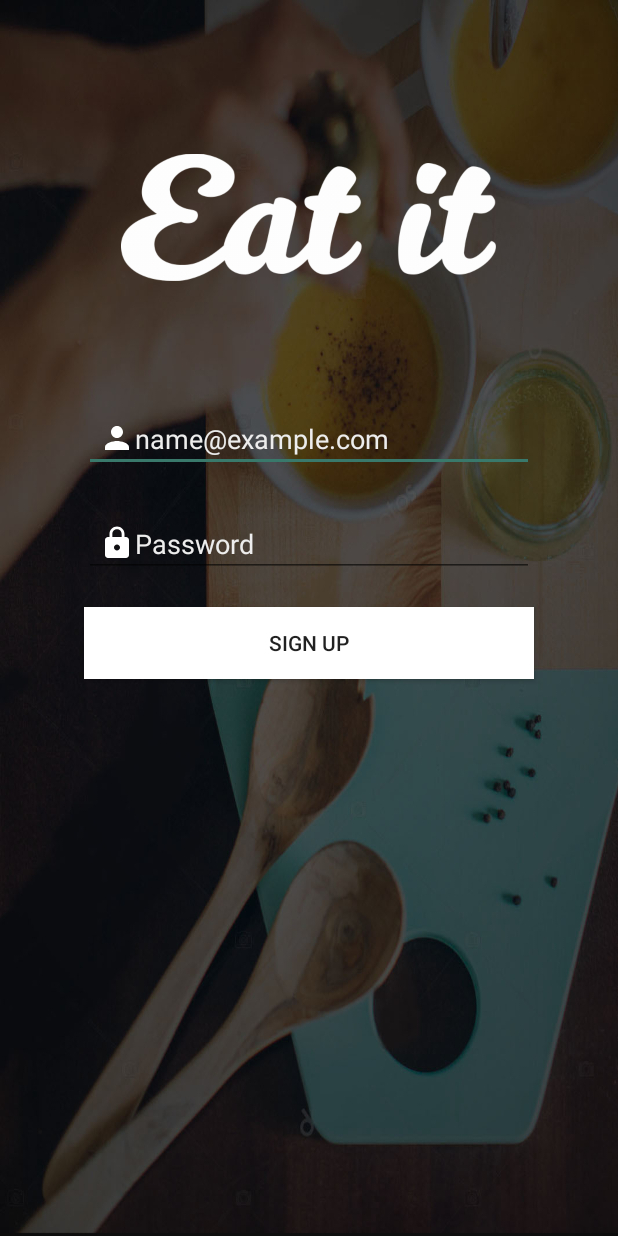
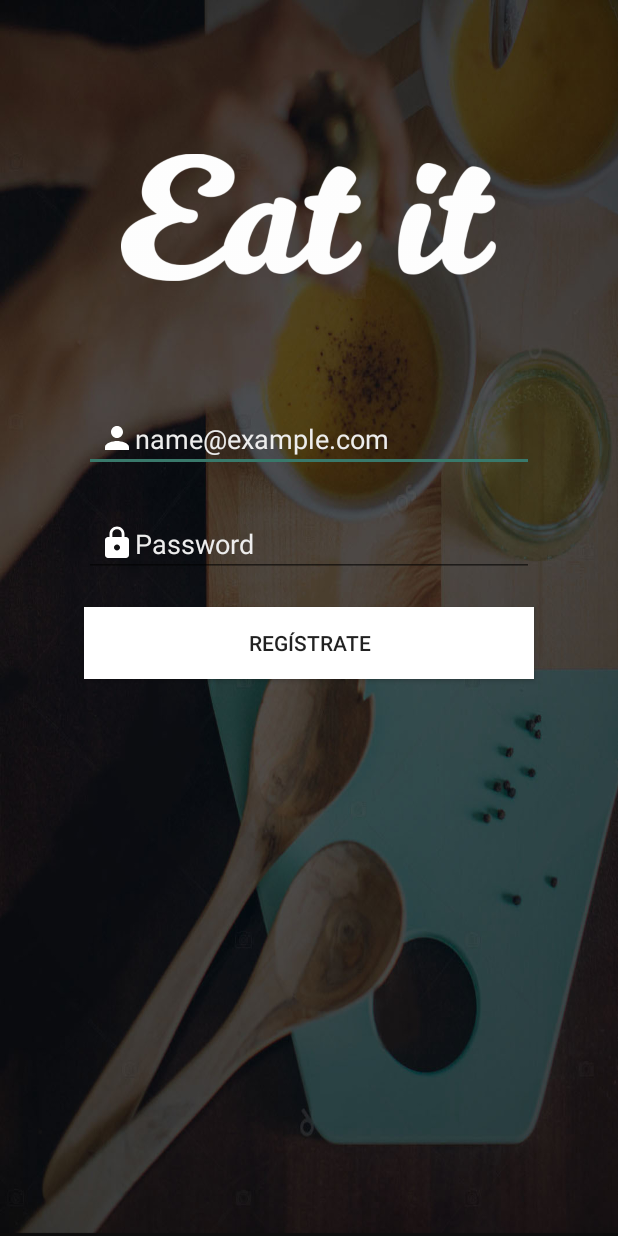
Before and after one commit to joseluisrayo/MyRestauranteV4, an Android app: the SingUpActivity screen opened directly, with no data from a screen before it, on a phone screen of 412 x 824 dp. Run offline under Robolectric (Android 15) with nearby library versions, the phone set to English and light mode, and no system bars; our stand-ins replace Firebase (no records; nobody signed in at launch, a user with empty details on screens opened directly); libraries missing offline, so code that uses them is left out: com.facebook, com.facebook.login; plain views replace LoginButton; 1 statement that could not run was skipped.

Commit message:
Se implemento el mvp para el registro de usuario v3

```diff
--- a/app/src/main/java/com/example/joserayo/myrestaurantev3/Interfaces/LoginInterfaces.java
+++ b/app/src/main/java/com/example/joserayo/myrestaurantev3/Interfaces/LoginInterfaces.java
@@ -2,6 +2,8 @@ package com.example.joserayo.myrestaurantev3.Interfaces;
 
 public interface LoginInterfaces {
     interface View2{
+        void RegisterSucces(String r);
+        void RegisterError(String r);
         void RegisterValidation(String r);
     }
     interface View{
--- a/app/src/main/res/layout/activity_main.xml
+++ b/app/src/main/res/layout/activity_main.xml
@@ -35,7 +35,7 @@
         <Button
             android:background="@drawable/btn_signin"
             android:id="@+id/btnSignUp"
-            android:text="Sign Up"
+            android:text="Regístrate"
             android:textColor="#FFF"
             android:layout_weight="1"
             android:layout_width="0dp"
@@ -44,7 +44,7 @@
         <Button
             android:background="@drawable/btn_signup"
             android:id="@+id/btnSignIn"
-            android:text="Sign In"
+            android:text="Iniciar Sección"
             android:layout_weight="1"
             android:layout_width="0dp"
             android:layout_margin="8dp"
--- a/app/src/main/res/layout/activity_sing_in.xml
+++ b/app/src/main/res/layout/activity_sing_in.xml
@@ -59,7 +59,7 @@
                 android:layout_width="300dp"
                 android:layout_height="wrap_content"
                 android:layout_gravity="center"
-                android:text="SIGN IN"/>
+                android:text="INICIAR SESIÓN"/>
 
             <com.facebook.login.widget.LoginButton
                 android:id="@+id/login_button"
--- a/app/src/main/res/layout/activity_sing_up.xml
+++ b/app/src/main/res/layout/activity_sing_up.xml
@@ -60,7 +60,7 @@
                 android:layout_width="300dp"
                 android:layout_height="wrap_content"
                 android:layout_gravity="center"
-                android:text="SIGN UP"/>
+                android:text="Regístrate"/>
 
             <com.facebook.login.widget.LoginButton
                 android:id="@+id/login_button"
```
Also changed, not shown: app/src/main/java/com/example/joserayo/myrestaurantev3/Model/LoginModel.java (+8 -1 lines), app/src/main/java/com/example/joserayo/myrestaurantev3/Presentador/LoginPresenter.java (+7 -1 lines), app/src/main/java/com/example/joserayo/myrestaurantev3/View/SingUpActivity.java (+12 -2 lines).
